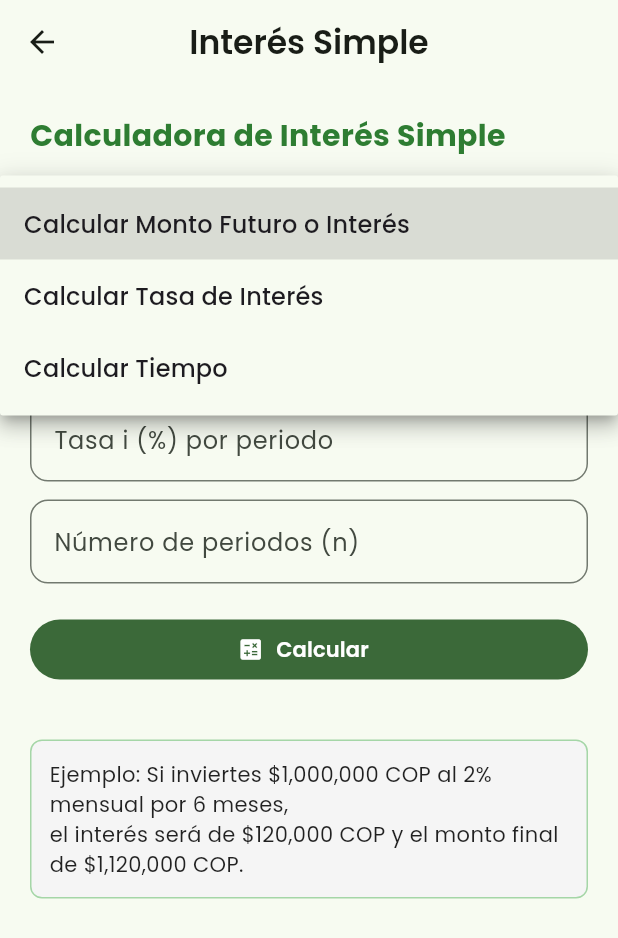
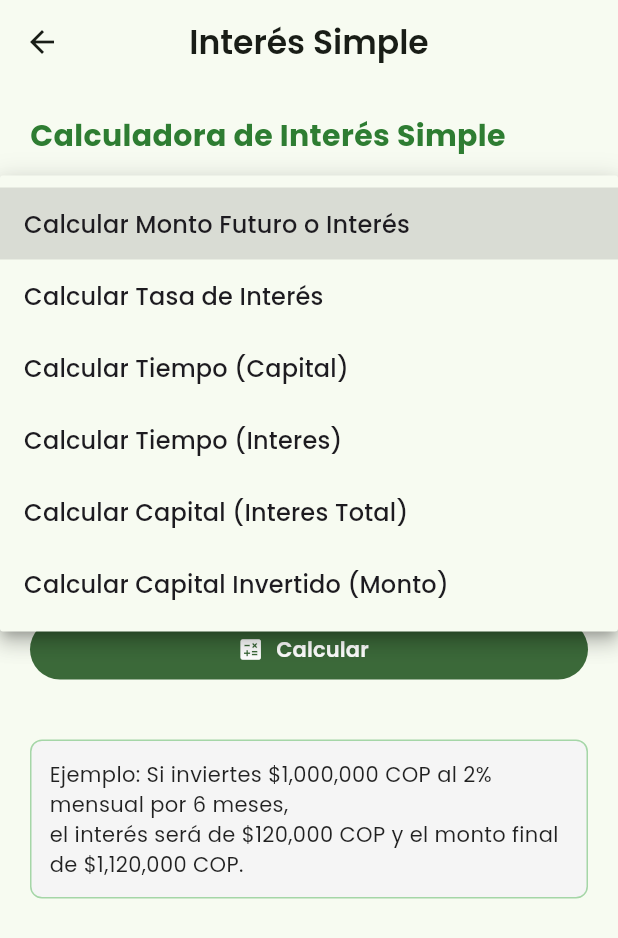
Before and after one commit to Sergio5423/calculadora-intereses, a Flutter app: the SimpleInterestPage screen opened directly, after a tap on "Calcular Monto Futuro o Interés", on a phone screen of 412 x 824 dp. Shown: the top 938 px of the screen. Run offline on Flutter 3.47's test engine with Material 3 defaults, Android fonts, the phone set to English and light mode, and no system bars; our stand-ins replace cloud_firestore, firebase_core, get, get_storage, google_fonts, salomon_bottom_bar; accounts and stored records are empty.

Commit message:
calcular tiempo (intereses), capital (intereses), capital (monto)

```diff
--- a/lib/pages/simple_interest_page.dart
+++ b/lib/pages/simple_interest_page.dart
@@ -14,6 +14,7 @@ class _SimpleInterestPageState extends State<SimpleInterestPage> {
   final tasaCtrl = TextEditingController();
   final montoCtrl = TextEditingController();
   final periodosCtrl = TextEditingController();
+  final interesCtrl = TextEditingController();
 
   String calcular = 'Monto Futuro';
   String unidad = 'meses';
@@ -51,6 +52,7 @@ class _SimpleInterestPageState extends State<SimpleInterestPage> {
     final iPct = double.tryParse(tasaCtrl.text) ?? 0.0;
     final M = double.tryParse(montoCtrl.text) ?? 0.0;
     final n = double.tryParse(periodosCtrl.text) ?? 0.0;
+    final interes = double.tryParse(interesCtrl.text) ?? 0.0;
 
     final i = iPct / 100;
 
@@ -75,6 +77,26 @@ class _SimpleInterestPageState extends State<SimpleInterestPage> {
           resultado =
               'Tiempo necesario (n): ${tiempo.toStringAsFixed(2)} $unidad';
         }
+        break;
+
+      case 'TiempoInteres':
+        //if (C > 0 && i > 0) {
+        final tiempo = interes / (C * i);
+        resultado = 'Tiempo necesario (n): ${tiempo.toStringAsFixed(2)} Años';
+        //}
+        break;
+
+      case 'CapitalInteresTotal':
+        //if (C > 0 && i > 0) {
+        final capital = interes / (i * n);
+        resultado = 'Capital necesario (C): ${capital.toStringAsFixed(2)} COP';
+        //}
+        break;
+      case 'CapitalInvertido':
+        //if (C > 0 && i > 0) {
+        final capital = M / (1 + i * n);
+        resultado = 'Capital necesario (C): ${capital.toStringAsFixed(2)} COP';
+        //}
         break;
     }
     setState(() {}); // 👉 refresca tanto resultado como ejemplo
@@ -110,6 +132,36 @@ class _SimpleInterestPageState extends State<SimpleInterestPage> {
             _input(montoCtrl, 'Monto Futuro (M)'),
             const SizedBox(height: 12),
             _input(tasaCtrl, 'Tasa i (%) por periodo'),
+          ],
+        );
+      case 'TiempoInteres':
+        return Column(
+          children: [
+            _input(interesCtrl, 'Interes (I)'),
+            const SizedBox(height: 12),
+            _input(capitalCtrl, 'Capital (C)'),
+            const SizedBox(height: 12),
+            _input(tasaCtrl, 'Tasa i (%) por periodo'),
+          ],
+        );
+      case 'CapitalInteresTotal':
+        return Column(
+          children: [
+            _input(interesCtrl, 'Interes (I)'),
+            const SizedBox(height: 12),
+            _input(tasaCtrl, 'Tasa i (%) por periodo'),
+            const SizedBox(height: 12),
+            _input(periodosCtrl, 'Número de periodos (n)'),
+          ],
+        );
+      case 'CapitalInvertido':
+        return Column(
+          children: [
+            _input(montoCtrl, 'Capital (C)'),
+            const SizedBox(height: 12),
+            _input(tasaCtrl, 'Tasa i (%) por periodo'),
+            const SizedBox(height: 12),
+            _input(periodosCtrl, 'Número de periodos (n)'),
           ],
         );
       default:
@@ -161,7 +213,17 @@ class _SimpleInterestPageState extends State<SimpleInterestPage> {
               DropdownMenuItem(
                   value: 'Tasa de Interés',
                   child: Text('Calcular Tasa de Interés')),
-              DropdownMenuItem(value: 'Tiempo', child: Text('Calcular Tiempo')),
+              DropdownMenuItem(
+                  value: 'Tiempo', child: Text('Calcular Tiempo (Capital)')),
+              DropdownMenuItem(
+                  value: 'TiempoInteres',
+                  child: Text('Calcular Tiempo (Interes)')),
+              DropdownMenuItem(
+                  value: 'CapitalInteresTotal',
+                  child: Text('Calcular Capital (Interes Total)')),
+              DropdownMenuItem(
+                  value: 'CapitalInvertido',
+                  child: Text('Calcular Capital Invertido (Monto)')),
             ],
             onChanged: (v) => setState(() {
               calcular = v ?? 'Monto Futuro';
```
